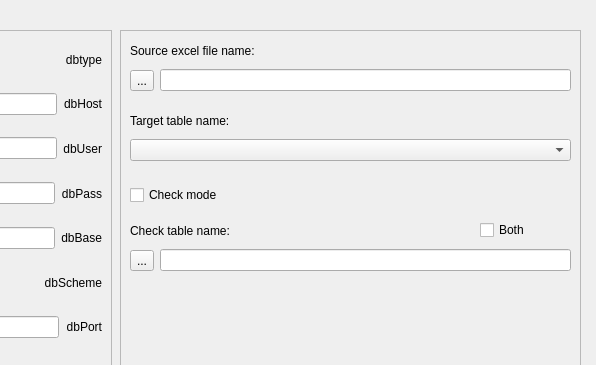
Before: the Qt Designer form GUI/gui_qt/setup_db_widget.ui in dmitry-pedchenko/Designer_Etl, drawn with Qt 5; both pictures show x 319 to 915 and y 0 to 365 of the 915 by 531 pixel window.
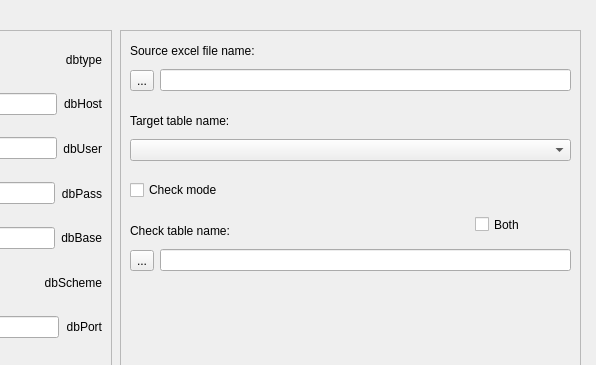
After: the same form once the commit is applied.

The edit to the form file:
```diff
--- a/GUI/gui_qt/setup_db_widget.ui
+++ b/GUI/gui_qt/setup_db_widget.ui
@@ -337,9 +337,9 @@
     <property name="geometry">
      <rect>
       <x>10</x>
-      <y>150</y>
-      <width>181</width>
-      <height>31</height>
+      <y>140</y>
+      <width>261</width>
+      <height>41</height>
      </rect>
     </property>
     <layout class="QHBoxLayout" name="horizontalLayout">
@@ -355,10 +355,10 @@
    <widget class="QCheckBox" name="checkBox_both">
     <property name="geometry">
      <rect>
-      <x>360</x>
-      <y>190</y>
-      <width>86</width>
-      <height>20</height>
+      <x>355</x>
+      <y>179</y>
+      <width>91</width>
+      <height>31</height>
      </rect>
     </property>
     <property name="text">
```
